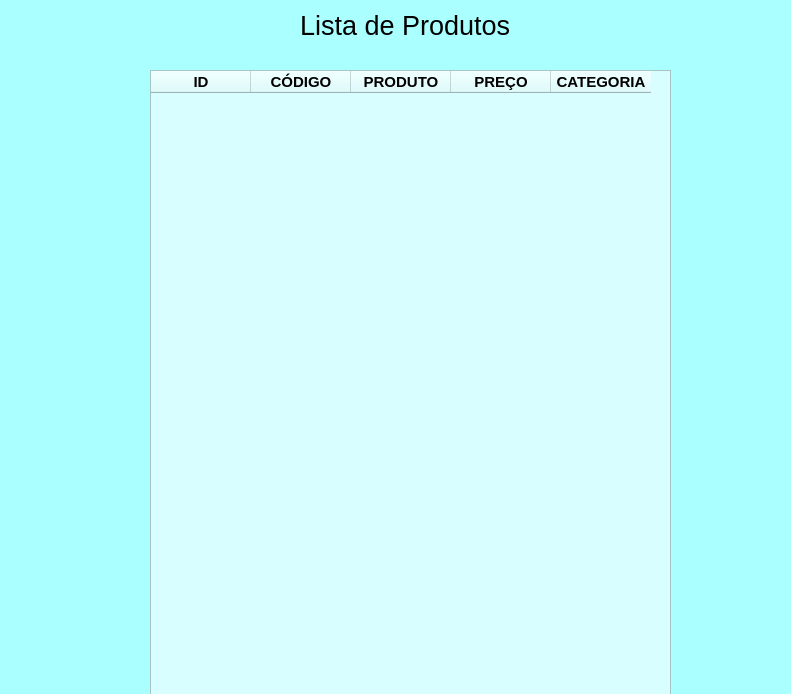
First picture: the form in listar-produtos.ui, repository HYuleZ/Cadastro-de-Produtos, before the edit.
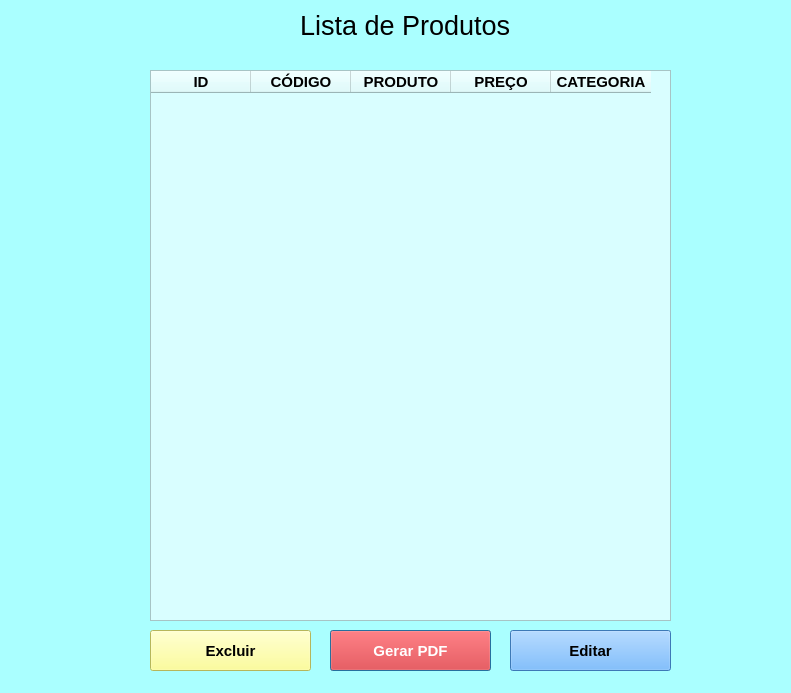
Second picture: the form after the edit.

Commit message: gerar pdf

What changed in the file:
```diff
--- a/listar-produtos.ui
+++ b/listar-produtos.ui
@@ -7,7 +7,7 @@
     <x>0</x>
     <y>0</y>
     <width>791</width>
-    <height>694</height>
+    <height>693</height>
    </rect>
   </property>
   <property name="windowTitle">
@@ -43,7 +43,7 @@
      <x>150</x>
      <y>70</y>
      <width>521</width>
-     <height>631</height>
+     <height>551</height>
     </rect>
    </property>
    <property name="font">
@@ -120,6 +120,77 @@
     </property>
    </column>
   </widget>
+  <widget class="QPushButton" name="pushButton">
+   <property name="geometry">
+    <rect>
+     <x>330</x>
+     <y>630</y>
+     <width>161</width>
+     <height>41</height>
+    </rect>
+   </property>
+   <property name="font">
+    <font>
+     <pointsize>11</pointsize>
+     <weight>75</weight>
+     <bold>true</bold>
+    </font>
+   </property>
+   <property name="styleSheet">
+    <string notr="true">color: rgb(255, 255, 255);
+background-color: rgb(255, 0, 0);</string>
+   </property>
+   <property name="text">
+    <string>Gerar PDF</string>
+   </property>
+  </widget>
+  <widget class="QPushButton" name="pushButton_2">
+   <property name="geometry">
+    <rect>
+     <x>150</x>
+     <y>630</y>
+     <width>161</width>
+     <height>41</height>
+    </rect>
+   </property>
+   <property name="font">
+    <font>
+     <pointsize>11</pointsize>
+     <weight>75</weight>
+     <bold>true</bold>
+    </font>
+   </property>
+   <property name="styleSheet">
+    <string notr="true">background-color: rgb(255, 255, 127);</string>
+   </property>
+   <property name="text">
+    <string>Excluir</string>
+   </property>
+  </widget>
+  <widget class="QPushButton" name="pushButton_3">
+   <property name="geometry">
+    <rect>
+     <x>510</x>
+     <y>630</y>
+     <width>161</width>
+     <height>41</height>
+    </rect>
+   </property>
+   <property name="font">
+    <font>
+     <pointsize>11</pointsize>
+     <weight>75</weight>
+     <bold>true</bold>
+    </font>
+   </property>
+   <property name="styleSheet">
+    <string notr="true">background-color: rgb(85, 85, 127);
+background-color: rgb(85, 170, 255);</string>
+   </property>
+   <property name="text">
+    <string>Editar</string>
+   </property>
+  </widget>
  </widget>
  <resources/>
  <connections/>
```
The commit also changes 3 other files.
